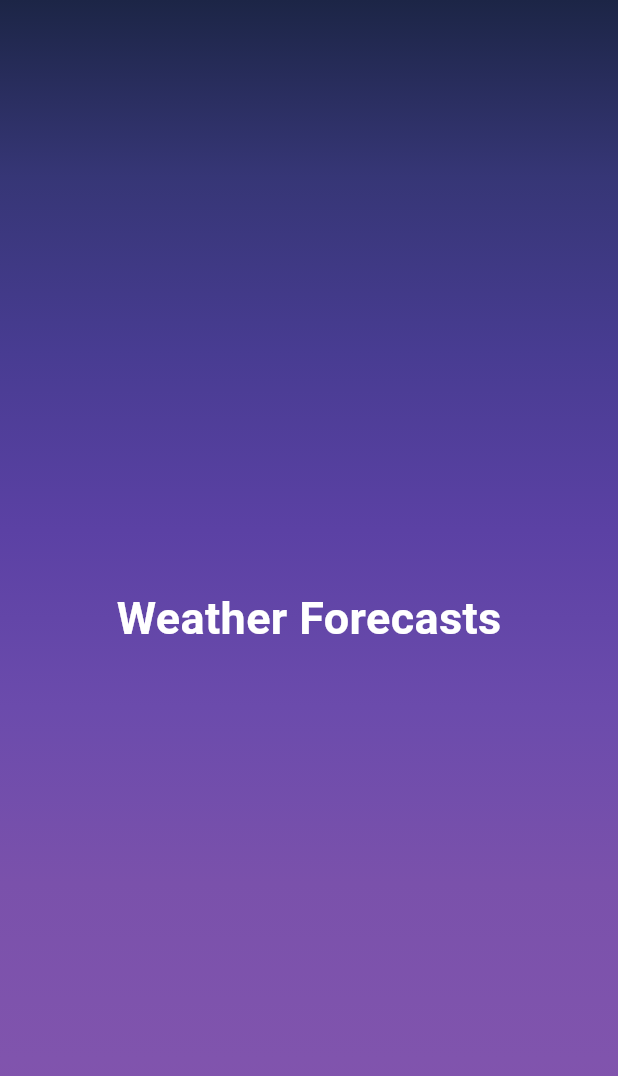
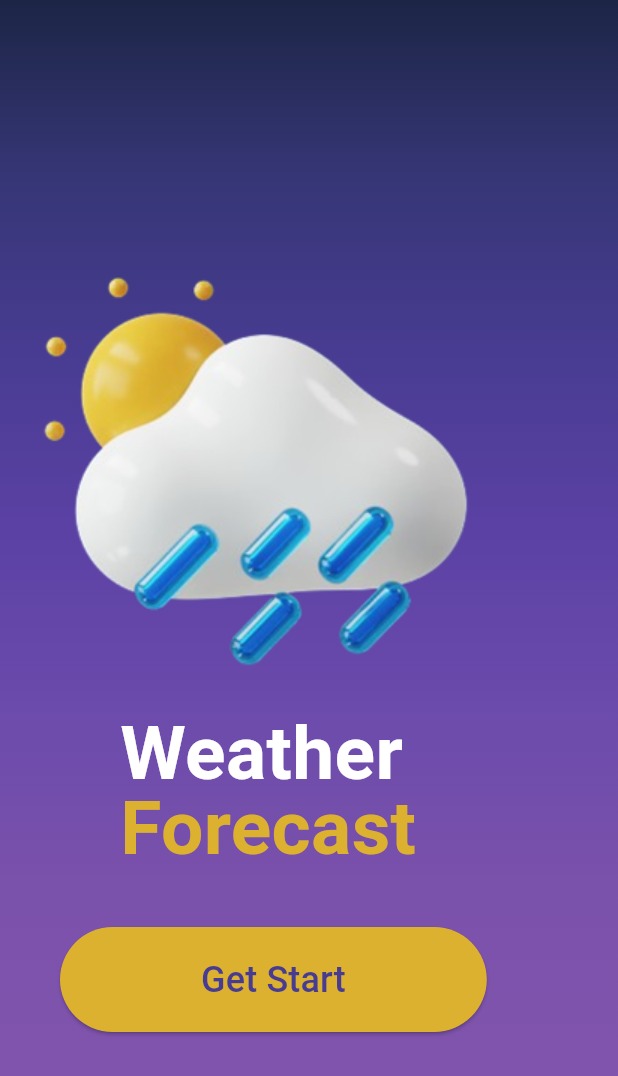
Before and after one commit to adeenazara2002/Weather-Forecast-App, a Flutter app: the screen it shows after launch, on a phone screen of 412 x 824 dp. Shown: the top 1076 px of the screen. Run offline on Flutter 3.47's test engine with Material 3 defaults, Android fonts, the phone set to English and light mode, and no system bars.

Commit message:
Splash Screen

```diff
--- /dev/null
+++ b/lib/Screens/home.dart
@@ -0,0 +1,15 @@
+import 'package:flutter/material.dart';
+
+class Home extends StatefulWidget {
+  const Home({super.key});
+
+  @override
+  State<Home> createState() => _HomeState();
+}
+
+class _HomeState extends State<Home> {
+  @override
+  Widget build(BuildContext context) {
+    return const Placeholder();
+  }
+}
--- /dev/null
+++ b/lib/Screens/splash.dart
@@ -0,0 +1,116 @@
+import 'package:flutter/material.dart';
+import 'package:weatherapp/Screens/home.dart';
+
+class SplashScreen extends StatelessWidget {
+  @override
+  Widget build(BuildContext context) {
+    return Scaffold(
+      body: Container(
+        width: MediaQuery.of(context).size.width,
+        height: MediaQuery.of(context).size.height,
+        decoration: BoxDecoration(
+          gradient: LinearGradient(
+            begin: Alignment.topCenter,
+            end: Alignment.bottomCenter,
+            colors: [
+              Color.fromRGBO(28, 37, 70, 1.0), // rgba(28,37,70,255)
+              Color.fromRGBO(54, 54, 118, 1.0), // rgba(54,54,118,255)
+              Color.fromRGBO(72, 60, 146, 1.0), // rgba(72,60,146,255)
+              Color.fromRGBO(91, 65, 164, 1.0), // rgba(91,65,164,255)
+              Color.fromRGBO(107, 75, 172, 1.0), // rgba(107,75,172,255)
+              Color.fromRGBO(122, 81, 171, 1.0), // rgba(122,81,171,255)
+              Color.fromRGBO(128, 84, 173, 1.0), // rgba(128,84,173,255)
+              Color.fromRGBO(137, 76, 172, 1.0), // rgba(137,76,172,255)
+            ],
+          ),
+        ),
+        child: Column(
+          children: [
+            SizedBox(
+              height: 180,
+            ),
+            Row(
+              children: [
+                Padding(padding: EdgeInsets.only(left: 25)),
+                Image.asset('assets/images/cloud.png'),
+              ],
+            ),
+            // === TEXT ROW ===
+            SizedBox(
+              height: 20,
+            ),
+            Stack(
+              children: [
+                Row(
+                  children: [
+                    Padding(padding: EdgeInsets.only(left: 80)),
+                    Text(
+                      'Weather',
+                      style: TextStyle(
+                        color: Colors.white,
+                        fontSize: 50,
+                        fontWeight: FontWeight.w700,
+                      ),
+                    ),
+                  ],
+                ),
+                // === TEXT 2 ROW ===
+                Padding(
+                  padding: EdgeInsets.only(
+                      top: 50, left: 80), // Adjust this for desired space
+                  child: Text(
+                    'Forecast',
+                    style: TextStyle(
+                      color: Color.fromRGBO(221, 177, 48, 1.0),
+                      fontSize: 50,
+                      fontWeight: FontWeight.w700,
+                    ),
+                  ),
+                ),
+              ],
+            ),
+
+            // === BUTTON ===
+
+            SizedBox(
+              height: 30,
+            ),
+
+            Row(
+              children: [
+                Container(
+                  margin: EdgeInsets.only(left: 40),
+                  child: ElevatedButton(
+                    onPressed: () {
+                      Navigator.push(
+                          context,
+                          MaterialPageRoute(
+                            builder: (context) => Home(),
+                          ));
+                    },
+                    style: ElevatedButton.styleFrom(
+                      backgroundColor: Color.fromRGBO(221, 177, 48, 1.0),
+                      foregroundColor: Color.fromRGBO(72, 60, 146, 1.0),
+                      shape: RoundedRectangleBorder(
+                        borderRadius: BorderRadius.circular(50.0),
+                      ),
+                    ),
+                    child: Padding(
+                      padding: const EdgeInsets.symmetric(
+                          horizontal: 70.0, vertical: 18.0),
+                      child: Text(
+                        'Get Start',
+                        style: TextStyle(
+                            fontSize: 24.0, fontWeight: FontWeight.w500),
+                      ),
+                    ),
+                  ),
+                )
+              ],
+            )
+          ],
+        ),
+      ),
+    );
+  }
+}
--- a/lib/main.dart
+++ b/lib/main.dart
@@ -1,4 +1,5 @@
 import 'package:flutter/material.dart';
+import 'package:weatherapp/Screens/splash.dart';
 
 void main() {
   runApp(MyApp());
@@ -8,43 +9,8 @@ class MyApp extends StatelessWidget {
   @override
   Widget build(BuildContext context) {
     return MaterialApp(
+      debugShowCheckedModeBanner: false,
       home: SplashScreen(),
     );
   }
 }
-
-class SplashScreen extends StatelessWidget {
-  @override
-  Widget build(BuildContext context) {
-    return Scaffold(
-      body: Container(
-        decoration: BoxDecoration(
-          gradient: LinearGradient(
-            begin: Alignment.topCenter,
-            end: Alignment.bottomCenter,
-            colors: [
-              Color.fromRGBO(28, 37, 70, 1.0), // rgba(28,37,70,255)
-              Color.fromRGBO(54, 54, 118, 1.0), // rgba(54,54,118,255)
-              Color.fromRGBO(72, 60, 146, 1.0), // rgba(72,60,146,255)
-              Color.fromRGBO(91, 65, 164, 1.0), // rgba(91,65,164,255)
-              Color.fromRGBO(107, 75, 172, 1.0), // rgba(107,75,172,255)
-              Color.fromRGBO(122, 81, 171, 1.0), // rgba(122,81,171,255)
-              Color.fromRGBO(128, 84, 173, 1.0), // rgba(128,84,173,255)
-              Color.fromRGBO(137, 76, 172, 1.0), // rgba(137,76,172,255)
-            ],
-          ),
-        ),
-        child: Center(
-          child: Text(
-            'Weather Forecasts',
-            style: TextStyle(
-              fontSize: 30,
-              fontWeight: FontWeight.bold,
-              color: Colors.white,
-            ),
-          ),
-        ),
-      ),
-    );
-  }
-}
--- a/pubspec.yaml
+++ b/pubspec.yaml
@@ -59,9 +59,9 @@ flutter:
   uses-material-design: true
 
   # To add assets to your application, add an assets section, like this:
-  # assets:
-  #   - images/a_dot_burr.jpeg
-  #   - images/a_dot_ham.jpeg
+  assets:
+    - assets/images/
+    # - images/a_dot_ham.jpeg
 
   # An image asset can refer to one or more resolution-specific "variants", see
   # https://flutter.dev/assets-and-images/#resolution-aware
```
Also changed, not shown: assets/images/cloud.png (added).
